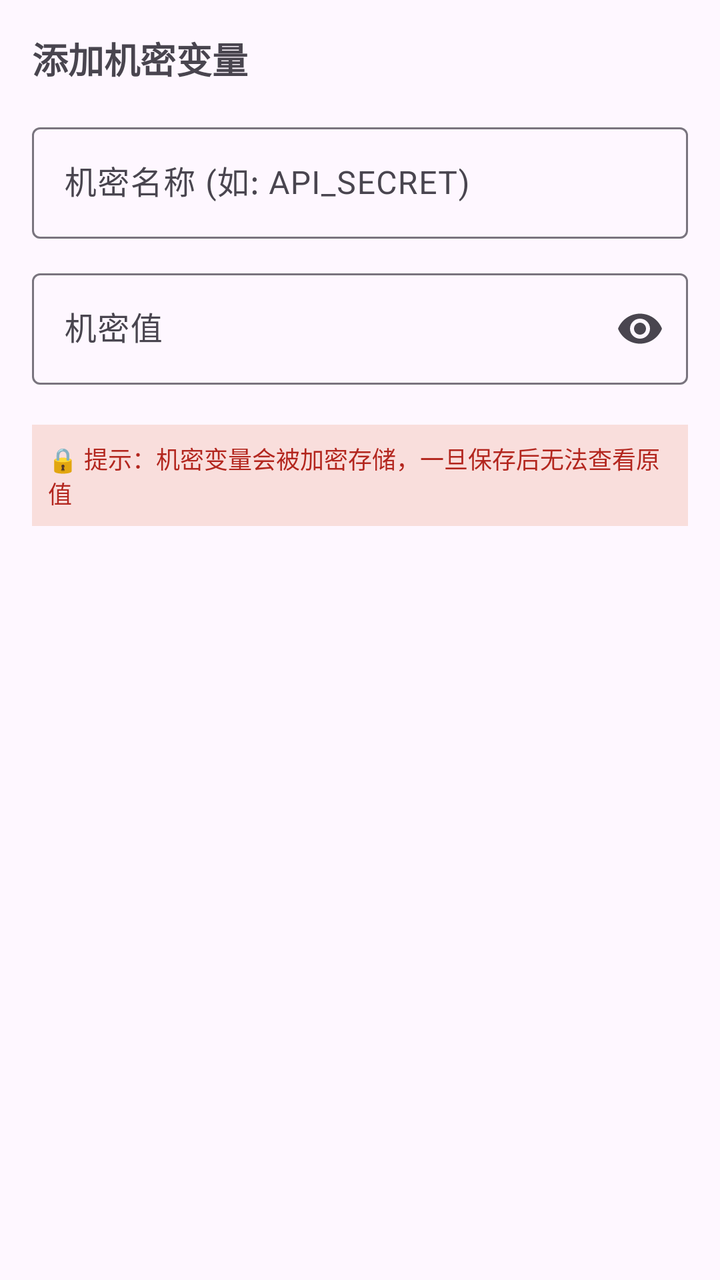
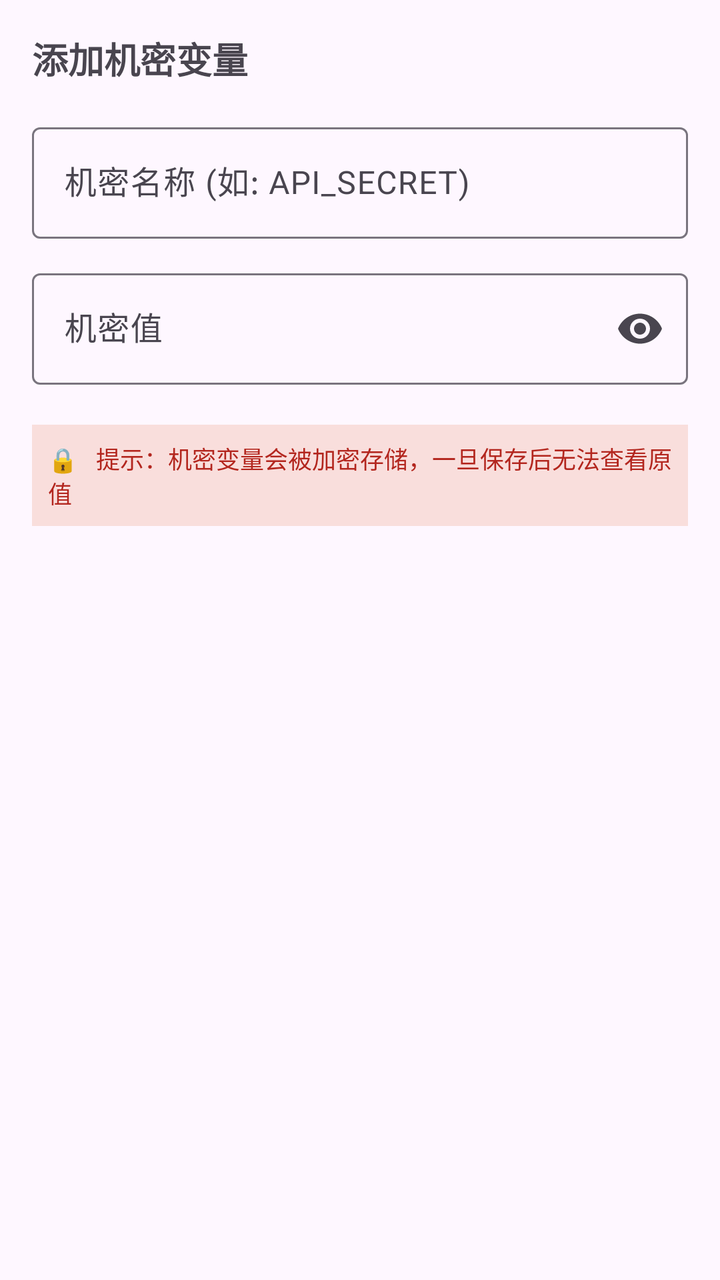

Before-and-after screenshots of an Android layout around one commit, followed by the original layout XML and the change that was made.
<!-- AndroidManifest.xml: application theme AppTheme -->
<!-- res/layout/dialog_add_secret.xml -->
<?xml version="1.0" encoding="utf-8"?>
<LinearLayout xmlns:android="http://schemas.android.com/apk/res/android"
    xmlns:app="http://schemas.android.com/apk/res-auto"
    android:layout_width="match_parent"
    android:layout_height="wrap_content"
    android:orientation="vertical"
    android:padding="16dp">

    <TextView
        android:layout_width="match_parent"
        android:layout_height="wrap_content"
        android:text="添加机密变量"
        android:textSize="18sp"
        android:textStyle="bold"
        android:layout_marginBottom="16dp" />

    <com.google.android.material.textfield.TextInputLayout
        android:layout_width="match_parent"
        android:layout_height="wrap_content"
        android:hint="机密名称 (如: API_SECRET)"
        style="@style/Widget.Material3.TextInputLayout.OutlinedBox"
        android:layout_marginBottom="12dp">

        <com.google.android.material.textfield.TextInputEditText
            android:id="@+id/secretNameEdit"
            android:layout_width="match_parent"
            android:layout_height="wrap_content"
            android:inputType="text"
            android:singleLine="true" />

    </com.google.android.material.textfield.TextInputLayout>

    <com.google.android.material.textfield.TextInputLayout
        android:layout_width="match_parent"
        android:layout_height="wrap_content"
        android:hint="机密值"
        style="@style/Widget.Material3.TextInputLayout.OutlinedBox"
        app:endIconMode="password_toggle"
        android:layout_marginBottom="12dp">

        <com.google.android.material.textfield.TextInputEditText
            android:id="@+id/secretValueEdit"
            android:layout_width="match_parent"
            android:layout_height="wrap_content"
            android:inputType="textPassword"
            android:singleLine="true" />

    </com.google.android.material.textfield.TextInputLayout>

    <TextView
        android:layout_width="match_parent"
        android:layout_height="wrap_content"
        android:text="🔒 提示：机密变量会被加密存储，一旦保存后无法查看原值"
        android:textSize="12sp"
        android:textColor="?attr/colorError"
        android:layout_marginTop="8dp"
        android:padding="8dp"
        android:background="?attr/colorErrorContainer" />

</LinearLayout>
<!-- resources referenced by this layout -->
<resources>
  <style name="AppTheme" parent="Base.AppTheme" />
  <style name="Base.AppTheme" parent="Theme.Material3.DayNight.NoActionBar">
      
      
    </style>
</resources>

<!-- the commit's change to res/layout/dialog_add_secret.xml (unified diff, before → after) -->
@@ -9,7 +9,7 @@
     <TextView
         android:layout_width="match_parent"
         android:layout_height="wrap_content"
-        android:text="添加机密变量"
+        android:text="@string/xml_dialog_add_secret"
         android:textSize="18sp"
         android:textStyle="bold"
         android:layout_marginBottom="16dp" />
@@ -17,7 +17,7 @@
     <com.google.android.material.textfield.TextInputLayout
         android:layout_width="match_parent"
         android:layout_height="wrap_content"
-        android:hint="机密名称 (如: API_SECRET)"
+        android:hint="@string/xml_dialog_add_secret_hint"
         style="@style/Widget.Material3.TextInputLayout.OutlinedBox"
         android:layout_marginBottom="12dp">
 
@@ -26,14 +26,16 @@
             android:layout_width="match_parent"
             android:layout_height="wrap_content"
             android:inputType="text"
-            android:singleLine="true" />
+            android:maxLines="1"
+            android:ellipsize="end"
+            android:imeOptions="actionNext" />
 
     </com.google.android.material.textfield.TextInputLayout>
 
     <com.google.android.material.textfield.TextInputLayout
         android:layout_width="match_parent"
         android:layout_height="wrap_content"
-        android:hint="机密值"
+        android:hint="@string/xml_dialog_add_secret_hint_2"
         style="@style/Widget.Material3.TextInputLayout.OutlinedBox"
         app:endIconMode="password_toggle"
         android:layout_marginBottom="12dp">
@@ -43,14 +45,16 @@
             android:layout_width="match_parent"
             android:layout_height="wrap_content"
             android:inputType="textPassword"
-            android:singleLine="true" />
+            android:maxLines="1"
+            android:ellipsize="end"
+            android:imeOptions="actionDone" />
 
     </com.google.android.material.textfield.TextInputLayout>
 
     <TextView
         android:layout_width="match_parent"
         android:layout_height="wrap_content"
-        android:text="🔒 提示：机密变量会被加密存储，一旦保存后无法查看原值"
+        android:text="@string/xml_dialog_add_secret_2"
         android:textSize="12sp"
         android:textColor="?attr/colorError"
         android:layout_marginTop="8dp"
<!-- resource entries referenced after the edit -->
@@ -1,9 +1,56 @@
 <!-- resources referenced by this layout -->
 <resources>
+  <string name="xml_dialog_add_secret">添加机密变量</string>
+  <string name="xml_dialog_add_secret_2">🔒 提示：机密变量会被加密存储，一旦保存后无法查看原值</string>
+  <string name="xml_dialog_add_secret_hint">机密名称 (如: API_SECRET)</string>
+  <string name="xml_dialog_add_secret_hint_2">机密值</string>
   <style name="AppTheme" parent="Base.AppTheme" />
   <style name="Base.AppTheme" parent="Theme.Material3.DayNight.NoActionBar">
       
       
+  
+      
+      <item name="android:textViewStyle">@style/AppTextView</item>
+      <item name="android:buttonStyle">@style/AppButton</item>
+      <item name="materialButtonStyle">@style/AppMaterialButton</item>
+      <item name="chipStyle">@style/AppChip</item>
     </style>
+  <style name="AppTextView" parent="@android:style/Widget.DeviceDefault.TextView">
+      <item name="android:breakStrategy">simple</item>
+      <item name="android:hyphenationFrequency">full</item>
+      <item name="android:ellipsize">end</item>
+      <item name="android:justificationMode">inter_word</item>
+      <item name="android:textIsSelectable">false</item>
+    </style>
+  <style name="AppButton" parent="Widget.Material3.Button">
+      <item name="android:minHeight">@dimen/app_button_min_height</item>
+      <item name="android:minWidth">@dimen/app_button_min_width</item>
+      <item name="android:maxLines">2</item>
+      <item name="android:ellipsize">end</item>
+      <item name="android:paddingStart">@dimen/app_button_padding_h</item>
+      <item name="android:paddingEnd">@dimen/app_button_padding_h</item>
+      <item name="android:breakStrategy">simple</item>
+      <item name="android:hyphenationFrequency">full</item>
+      <item name="android:textSize">@dimen/app_button_text_size</item>
+    </style>
+  <style name="AppMaterialButton" parent="Widget.Material3.Button">
+      <item name="android:minHeight">@dimen/app_button_min_height</item>
+      <item name="android:minWidth">@dimen/app_button_min_width</item>
+      <item name="android:maxLines">2</item>
+      <item name="android:ellipsize">end</item>
+      <item name="android:paddingStart">@dimen/app_button_padding_h</item>
+      <item name="android:paddingEnd">@dimen/app_button_padding_h</item>
+      <item name="android:breakStrategy">simple</item>
+      <item name="android:hyphenationFrequency">full</item>
+      <item name="android:textAllCaps">false</item>
+      <item name="android:textSize">@dimen/app_button_text_size</item>
+    </style>
+  <style name="AppChip" parent="Widget.Material3.Chip.Assist">
+      <item name="android:textIsSelectable">false</item>
+    </style>
+  <dimen name="app_button_min_height">48dp</dimen>
+  <dimen name="app_button_min_width">112dp</dimen>
+  <dimen name="app_button_padding_h">10dp</dimen>
+  <dimen name="app_button_text_size">13sp</dimen>
 </resources>
 
